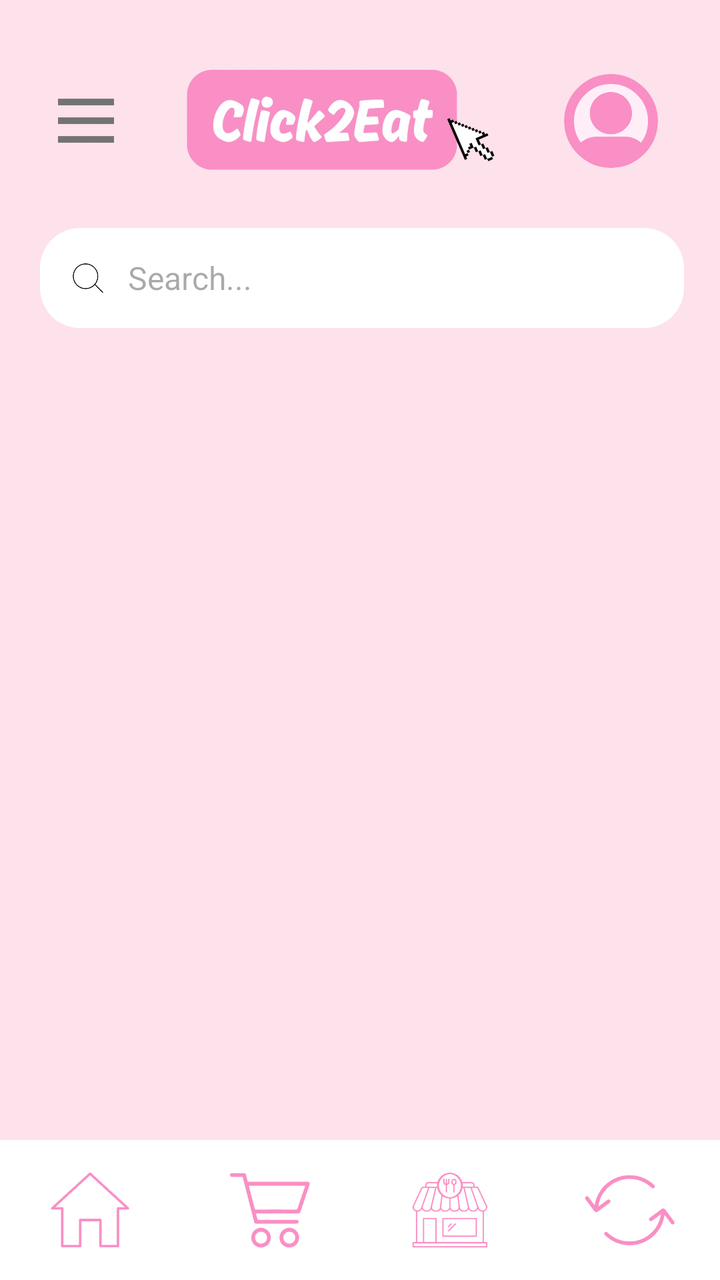
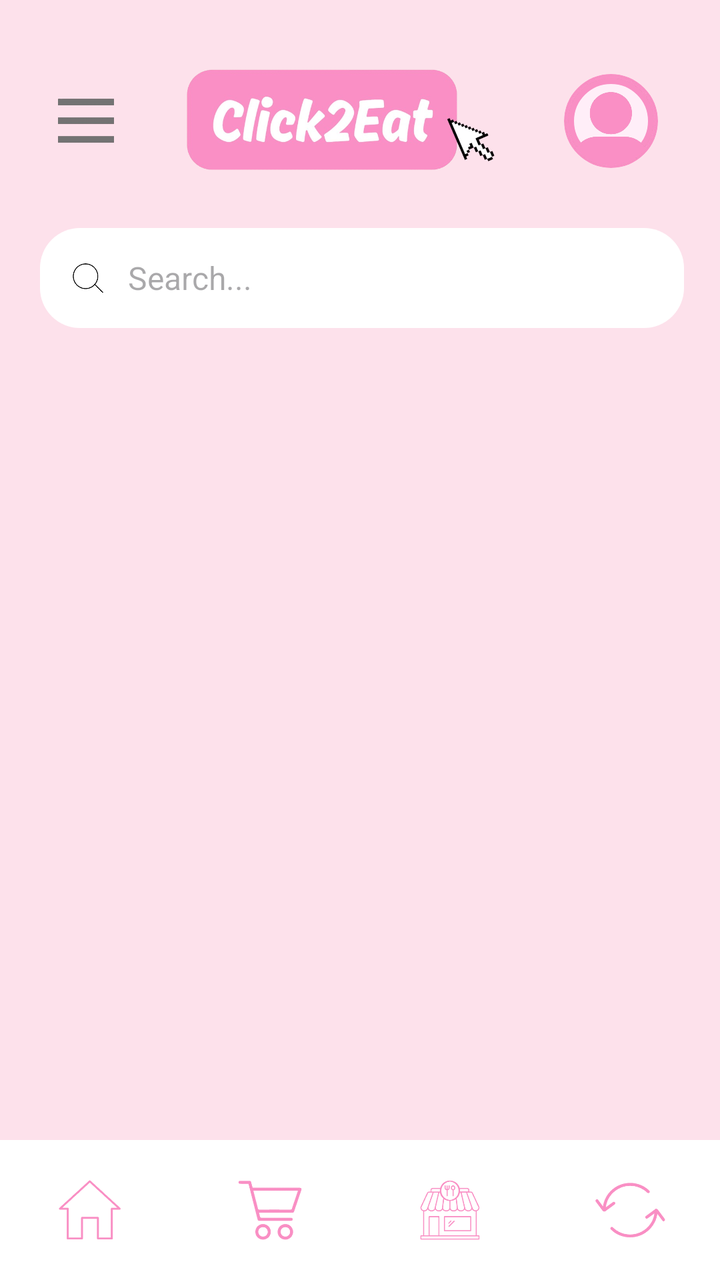

Screens rendered from an Android XML layout before and after an edit, with the pre-edit source and the edit as a unified diff.
<!-- AndroidManifest.xml: application theme Theme.Click2Eat -->
<!-- res/layout/activity_restaurants.xml -->
<?xml version="1.0" encoding="utf-8"?>
<LinearLayout xmlns:android="http://schemas.android.com/apk/res/android"
    android:layout_width="match_parent"
    android:layout_height="match_parent"
    android:background="#FDE1EB"
    android:orientation="vertical">

    <ScrollView
        android:layout_width="match_parent"
        android:layout_height="0dp"
        android:layout_weight="1"
        android:fillViewport="true">

        <LinearLayout
            android:layout_width="match_parent"
            android:layout_height="wrap_content"
            android:orientation="vertical"
            android:paddingStart="20dp"
            android:paddingTop="25dp"
            android:paddingEnd="18dp">

            <LinearLayout
                android:layout_width="match_parent"
                android:layout_height="71dp"
                android:gravity="center_vertical"
                android:orientation="horizontal">

                <ImageView
                    android:id="@+id/btnBack"
                    android:layout_width="28dp"
                    android:layout_height="30dp"
                    android:layout_marginStart="9dp"
                    android:contentDescription="Back to home"
                    android:src="@drawable/three_line_icon" />

                <ImageView
                    android:layout_width="0dp"
                    android:layout_height="58dp"
                    android:layout_weight="1"
                    android:contentDescription="Click2Eat logo"
                    android:scaleType="fitCenter"
                    android:src="@drawable/click2eat_logo_no_bg" />

                <ImageView
                    android:id="@+id/ivProfile"
                    android:layout_width="47dp"
                    android:layout_height="47dp"
                    android:layout_marginEnd="13dp"
                    android:background="@drawable/bg_profile_circle"
                    android:clipToOutline="true"
                    android:contentDescription="Open profile"
                    android:scaleType="centerCrop"
                    android:src="@drawable/default_profile2" />

            </LinearLayout>

            <LinearLayout
                android:layout_width="match_parent"
                android:layout_height="50dp"
                android:layout_marginTop="18dp"
                android:background="@drawable/bg_profile_card"
                android:gravity="center_vertical"
                android:orientation="horizontal"
                android:paddingStart="16dp"
                android:paddingEnd="12dp">

                <ImageView
                    android:id="@+id/btnSearch"
                    android:layout_width="16dp"
                    android:layout_height="16dp"
                    android:contentDescription="Search icon"
                    android:src="@drawable/search_icon" />

                <EditText
                    android:id="@+id/etSearch"
                    android:layout_width="0dp"
                    android:layout_height="match_parent"
                    android:layout_weight="1"
                    android:background="@android:color/transparent"
                    android:hint="Search..."
                    android:paddingStart="12dp"
                    android:singleLine="true"
                    android:textSize="16dp" />

            </LinearLayout>

            <androidx.recyclerview.widget.RecyclerView
                android:id="@+id/rvCategories"
                android:layout_width="match_parent"
                android:layout_height="201dp"
                android:layout_marginTop="18dp"
                android:nestedScrollingEnabled="false" />

            <TextView
                android:id="@+id/tvNoRestaurants"
                android:layout_width="match_parent"
                android:layout_height="wrap_content"
                android:layout_marginTop="12dp"
                android:gravity="center"
                android:text="No matching restaurants found."
                android:textColor="@color/click_text"
                android:visibility="gone" />

            <androidx.recyclerview.widget.RecyclerView
                android:id="@+id/rvRestaurants"
                android:layout_width="match_parent"
                android:layout_height="wrap_content"
                android:layout_marginTop="14dp"
                android:nestedScrollingEnabled="false" />

        </LinearLayout>

    </ScrollView>

    <LinearLayout
        android:layout_width="match_parent"
        android:layout_height="70dp"
        android:background="@color/click_white"
        android:gravity="center"
        android:orientation="horizontal">

        <ImageButton
            android:id="@+id/btnHome"
            android:layout_width="0dp"
            android:layout_height="match_parent"
            android:layout_weight="1"
            android:background="@android:color/transparent"
            android:contentDescription="Home"
            android:padding="16dp"
            android:scaleType="centerInside"
            android:src="@drawable/dashboard_icon" />

        <ImageButton
            android:id="@+id/btnCart"
            android:layout_width="0dp"
            android:layout_height="match_parent"
            android:layout_weight="1"
            android:background="@android:color/transparent"
            android:contentDescription="Cart"
            android:padding="16dp"
            android:scaleType="centerInside"
            android:src="@drawable/cart_icon" />

        <ImageButton
            android:id="@+id/btnRestaurants"
            android:layout_width="0dp"
            android:layout_height="match_parent"
            android:layout_weight="1"
            android:background="@android:color/transparent"
            android:contentDescription="Restaurants"
            android:padding="16dp"
            android:scaleType="centerInside"
            android:src="@drawable/restaurants_icon" />

        <ImageButton
            android:id="@+id/btnOrders"
            android:layout_width="0dp"
            android:layout_height="match_parent"
            android:layout_weight="1"
            android:background="@android:color/transparent"
            android:contentDescription="Order history"
            android:padding="17dp"
            android:scaleType="centerInside"
            android:src="@drawable/history_icon" />

    </LinearLayout>

</LinearLayout>
<!-- resources referenced by this layout -->
<resources>
  <color name="click_text">#000000</color>
  <color name="click_white">#FFFFFF</color>
  <!-- drawable bg_profile_card (drawable) -->
  <?xml version="1.0" encoding="utf-8"?>
  <shape xmlns:android="http://schemas.android.com/apk/res/android">
      <solid android:color="@color/click_white"/>
      <corners android:radius="20dp"/>
  </shape>
  <!-- drawable bg_profile_circle (drawable) -->
  <?xml version="1.0" encoding="utf-8"?>
  <shape xmlns:android="http://schemas.android.com/apk/res/android"
      android:shape="oval">
  
      <solid android:color="@color/click_light_pink"/>
  
      <stroke
          android:width="5dp"
          android:color="@color/click_pink"/>
  
  </shape>
  <!-- drawable cart_icon: png bitmap (drawable, 4194 bytes) -->
  <!-- drawable click2eat_logo_no_bg: png bitmap (drawable, 139894 bytes) -->
  <!-- drawable dashboard_icon: png bitmap (drawable, 2342 bytes) -->
  <!-- drawable default_profile2: png bitmap (drawable, 52318 bytes) -->
  <!-- drawable history_icon: png bitmap (drawable, 4571 bytes) -->
  <!-- drawable restaurants_icon: png bitmap (drawable, 7734 bytes) -->
  <!-- drawable search_icon: png bitmap (drawable, 6468 bytes) -->
  <!-- drawable three_line_icon: png bitmap (drawable, 2015 bytes) -->
  <style name="Theme.Click2Eat" parent="Base.Theme.Click2Eat" />
  <color name="click_light_pink">#ffeef8</color>
  <color name="click_pink">#f98fc4</color>
  <style name="Base.Theme.Click2Eat" parent="Theme.Material3.DayNight.NoActionBar">
          
          
      </style>
</resources>

<!-- the commit's change to res/layout/activity_restaurants.xml (unified diff, before → after) -->
@@ -126,7 +126,7 @@
             android:layout_weight="1"
             android:background="@android:color/transparent"
             android:contentDescription="Home"
-            android:padding="16dp"
+            android:padding="20dp"
             android:scaleType="centerInside"
             android:src="@drawable/dashboard_icon" />
 
@@ -137,7 +137,7 @@
             android:layout_weight="1"
             android:background="@android:color/transparent"
             android:contentDescription="Cart"
-            android:padding="16dp"
+            android:padding="20dp"
             android:scaleType="centerInside"
             android:src="@drawable/cart_icon" />
 
@@ -148,7 +148,7 @@
             android:layout_weight="1"
             android:background="@android:color/transparent"
             android:contentDescription="Restaurants"
-            android:padding="16dp"
+            android:padding="20dp"
             android:scaleType="centerInside"
             android:src="@drawable/restaurants_icon" />
 
@@ -159,7 +159,7 @@
             android:layout_weight="1"
             android:background="@android:color/transparent"
             android:contentDescription="Order history"
-            android:padding="17dp"
+            android:padding="21dp"
             android:scaleType="centerInside"
             android:src="@drawable/history_icon" />
 
